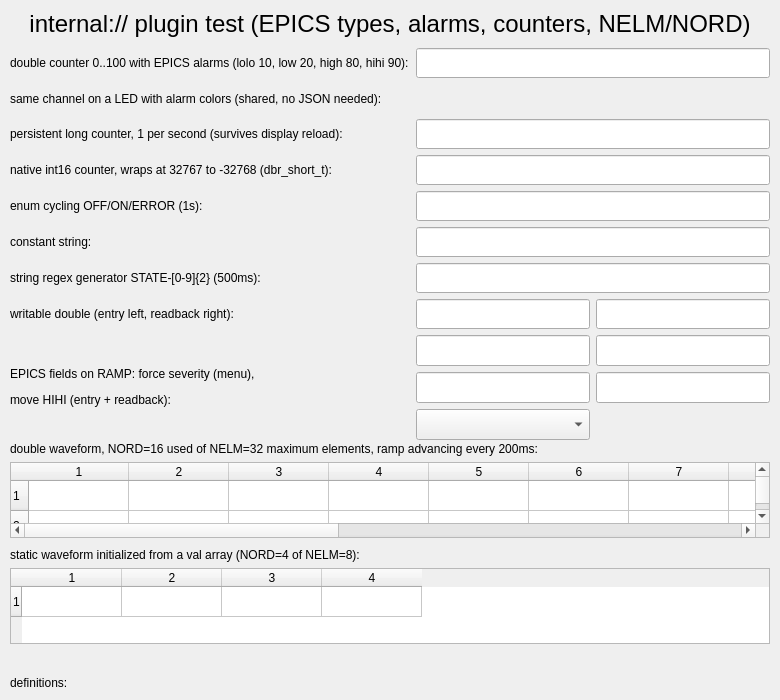
First picture: the form in caQtDM_Tests/internalplugintest.ui, repository CraftingDragon007/caqtdm, before the edit.
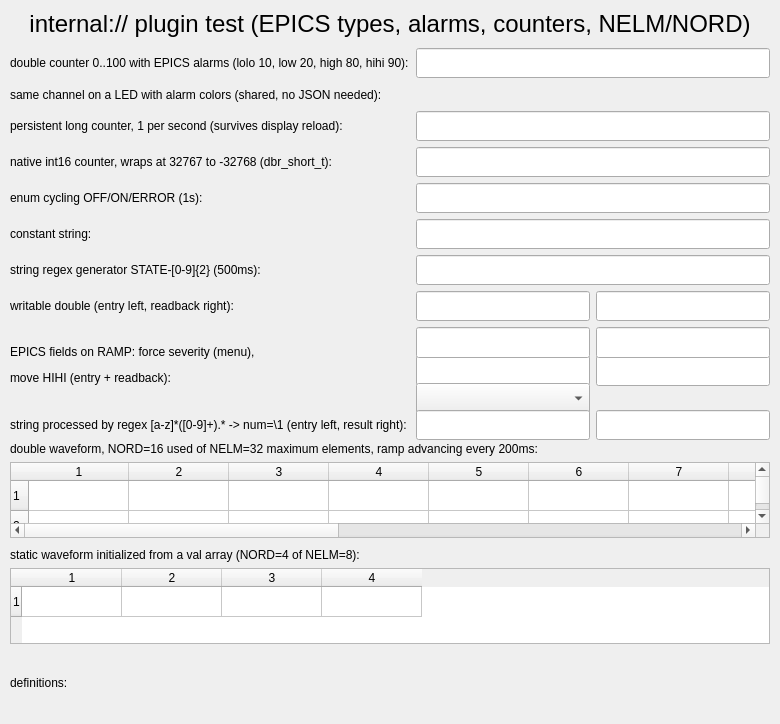
Second picture: the form after the edit. Custom widgets are drawn as their Qt base class.

Patch:
```diff
--- a/caQtDM_Tests/internalplugintest.ui
+++ b/caQtDM_Tests/internalplugintest.ui
@@ -7,7 +7,7 @@
     <x>0</x>
     <y>0</y>
     <width>780</width>
-    <height>700</height>
+    <height>724</height>
    </rect>
   </property>
   <property name="windowTitle">
@@ -356,6 +356,49 @@
        </item>
       </layout>
      </item>
+     <item row="9" column="0">
+      <widget class="caLabel" name="calabel_proc">
+       <property name="minimumSize">
+        <size>
+         <width>400</width>
+         <height>0</height>
+        </size>
+       </property>
+       <property name="text">
+        <string>string processed by regex [a-z]*([0-9]+).* -&gt; num=\1 (entry left, result right):</string>
+       </property>
+      </widget>
+     </item>
+     <item row="9" column="1">
+      <layout class="QHBoxLayout" name="horizontalLayout_proc">
+       <item>
+        <widget class="caTextEntry" name="catextentry_proc">
+         <property name="minimumSize">
+          <size>
+           <width>0</width>
+           <height>30</height>
+          </size>
+         </property>
+         <property name="channel" stdset="0">
+          <string>internal://PROC</string>
+         </property>
+        </widget>
+       </item>
+       <item>
+        <widget class="caLineEdit" name="calineedit_proc">
+         <property name="minimumSize">
+          <size>
+           <width>0</width>
+           <height>30</height>
+          </size>
+         </property>
+         <property name="channel" stdset="0">
+          <string>internal://PROC</string>
+         </property>
+        </widget>
+       </item>
+      </layout>
+     </item>
     </layout>
    </widget>
    <widget class="caLabel" name="calabel_wave">
@@ -2022,6 +2065,28 @@
      <number>8</number>
     </property>
    </widget>
+   <widget class="genSoftPV" name="gensoftpv_proc">
+    <property name="geometry">
+     <rect>
+      <x>100</x>
+      <y>698</y>
+      <width>72</width>
+      <height>18</height>
+     </rect>
+    </property>
+    <property name="variable">
+     <string>PROC</string>
+    </property>
+    <property name="dataType">
+     <enum>genSoftPV::DataType::String</enum>
+    </property>
+    <property name="value">
+     <string>num=\1</string>
+    </property>
+    <property name="regex">
+     <string>[a-z]*([0-9]+).*</string>
+    </property>
+   </widget>
   </widget>
  </widget>
  <customwidgets>
```
